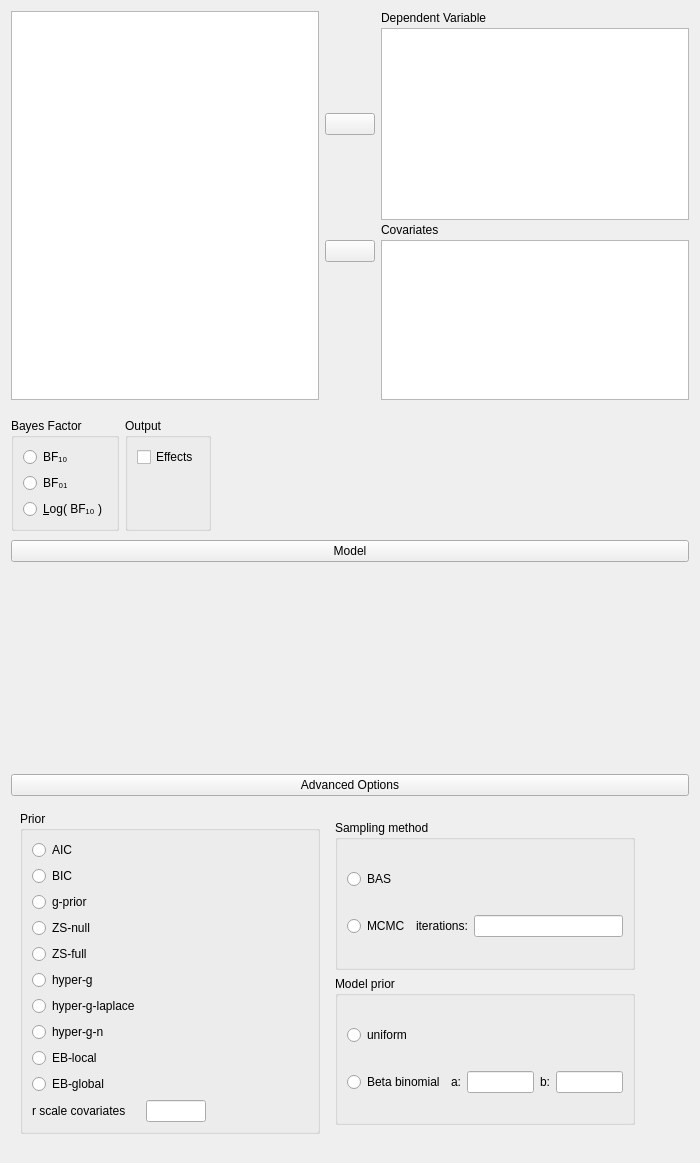
Above: JASP-Desktop/analysisforms/BASRegression/basregressionlinearlinkform.ui from jasp-stats/jasp-desktop before the change. Below: the same form after it.
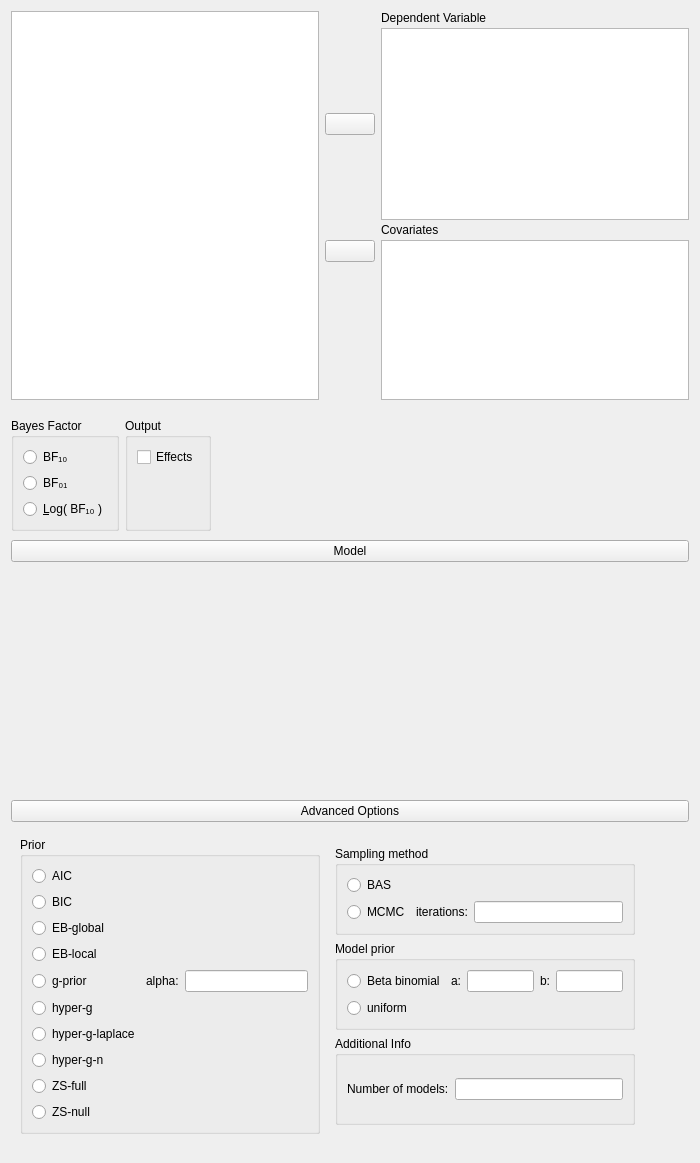
That is the form after the change. Custom widgets are drawn as their Qt base class.

Commit message: updated UI and options for BAS

```diff
--- a/JASP-Desktop/analysisforms/BASRegression/basregressionlinearlinkform.ui
+++ b/JASP-Desktop/analysisforms/BASRegression/basregressionlinearlinkform.ui
@@ -372,18 +372,11 @@
       <property name="rightMargin">
        <number>0</number>
       </property>
-      <item row="0" column="0" rowspan="2" colspan="2">
-       <widget class="ExpanderButton" name="expanderAdvanced">
-        <property name="text">
-         <string>Advanced Options</string>
-        </property>
-       </widget>
-      </item>
       <item row="3" column="0" rowspan="2" colspan="2">
        <widget class="QWidget" name="advancedOptions" native="true">
         <layout class="QGridLayout" name="gridLayout_7">
          <item row="0" column="0">
-          <widget class="GroupBox" name="priorRegressionCoefficients">
+          <widget class="BoundGroupBox" name="priorRegressionCoefficients">
            <property name="maximumSize">
             <size>
              <width>300</width>
@@ -394,56 +387,27 @@
             <string>Prior</string>
            </property>
            <layout class="QGridLayout" name="gridLayout_9">
-            <item row="8" column="0">
-             <widget class="QRadioButton" name="eb_local">
+            <item row="4" column="0">
+             <widget class="QRadioButton" name="g_prior">
               <property name="text">
-               <string>EB-local</string>
+               <string>g-prior</string>
               </property>
              </widget>
             </item>
-            <item row="10" column="1">
-             <widget class="BoundTextBox" name="priorCovariates">
-              <property name="minimumSize">
-               <size>
-                <width>60</width>
-                <height>0</height>
-               </size>
-              </property>
-              <property name="maximumSize">
-               <size>
-                <width>60</width>
-                <height>16777215</height>
-               </size>
-              </property>
-             </widget>
-            </item>
-            <item row="10" column="0">
-             <widget class="QLabel" name="label_5">
-              <property name="text">
-               <string>r scale covariates</string>
-              </property>
-             </widget>
-            </item>
-            <item row="10" column="2">
-             <spacer name="horizontalSpacer">
-              <property name="orientation">
-               <enum>Qt::Horizontal</enum>
-              </property>
-              <property name="sizeHint" stdset="0">
-               <size>
-                <width>293</width>
-                <height>20</height>
-               </size>
-              </property>
-             </spacer>
-            </item>
-            <item row="3" column="0">
+            <item row="9" column="0">
              <widget class="QRadioButton" name="zs_null">
               <property name="text">
                <string>ZS-null</string>
               </property>
              </widget>
             </item>
+            <item row="6" column="0">
+             <widget class="QRadioButton" name="hyper_g_laplace">
+              <property name="text">
+               <string>hyper-g-laplace</string>
+              </property>
+             </widget>
+            </item>
             <item row="7" column="0">
              <widget class="QRadioButton" name="hyper_g_n">
               <property name="text">
@@ -451,38 +415,17 @@
               </property>
              </widget>
             </item>
-            <item row="5" column="0">
-             <widget class="QRadioButton" name="hyper_g">
-              <property name="text">
-               <string>hyper-g</string>
-              </property>
-             </widget>
-            </item>
-            <item row="0" column="0">
-             <widget class="QRadioButton" name="aic">
-              <property name="text">
-               <string>AIC</string>
-              </property>
-             </widget>
-            </item>
-            <item row="9" column="0">
+            <item row="2" column="0">
              <widget class="QRadioButton" name="eb_global">
               <property name="text">
                <string>EB-global</string>
               </property>
              </widget>
             </item>
-            <item row="6" column="0">
-             <widget class="QRadioButton" name="hyper_g_laplace">
+            <item row="3" column="0">
+             <widget class="QRadioButton" name="eb_local">
               <property name="text">
-               <string>hyper-g-laplace</string>
-              </property>
-             </widget>
-            </item>
-            <item row="4" column="0">
-             <widget class="QRadioButton" name="zs_full">
-              <property name="text">
-               <string>ZS-full</string>
+               <string>EB-local</string>
               </property>
              </widget>
             </item>
@@ -493,13 +436,63 @@
               </property>
              </widget>
             </item>
-            <item row="2" column="0">
-             <widget class="QRadioButton" name="g_prior">
+            <item row="0" column="0">
+             <widget class="QRadioButton" name="aic">
               <property name="text">
-               <string>g-prior</string>
+               <string>AIC</string>
               </property>
              </widget>
             </item>
+            <item row="5" column="0">
+             <widget class="QRadioButton" name="hyper_g">
+              <property name="text">
+               <string>hyper-g</string>
+              </property>
+             </widget>
+            </item>
+            <item row="8" column="0">
+             <widget class="QRadioButton" name="zs_full">
+              <property name="text">
+               <string>ZS-full</string>
+              </property>
+             </widget>
+            </item>
+            <item row="8" column="3">
+             <spacer name="horizontalSpacer">
+              <property name="orientation">
+               <enum>Qt::Horizontal</enum>
+              </property>
+              <property name="sizeHint" stdset="0">
+               <size>
+                <width>293</width>
+                <height>20</height>
+               </size>
+              </property>
+             </spacer>
+            </item>
+            <item row="4" column="3">
+             <widget class="BoundTextBox" name="gPriorParameter"/>
+            </item>
+            <item row="4" column="2">
+             <widget class="QLabel" name="label_7">
+              <property name="text">
+               <string>alpha:</string>
+              </property>
+             </widget>
+            </item>
+            <item row="4" column="1">
+             <spacer name="horizontalSpacer_3">
+              <property name="orientation">
+               <enum>Qt::Horizontal</enum>
+              </property>
+              <property name="sizeHint" stdset="0">
+               <size>
+                <width>40</width>
+                <height>20</height>
+               </size>
+              </property>
+             </spacer>
+            </item>
            </layout>
           </widget>
          </item>
@@ -507,7 +500,7 @@
           <widget class="QWidget" name="widget" native="true">
            <layout class="QVBoxLayout" name="verticalLayout">
             <item>
-             <widget class="GroupBox" name="samplingMethod">
+             <widget class="BoundGroupBox" name="samplingMethod">
               <property name="maximumSize">
                <size>
                 <width>300</width>
@@ -546,7 +539,7 @@
              </widget>
             </item>
             <item>
-             <widget class="GroupBox" name="modelprior">
+             <widget class="BoundGroupBox" name="modelPrior">
               <property name="maximumSize">
                <size>
                 <width>300</width>
@@ -564,23 +557,13 @@
                  </property>
                 </widget>
                </item>
-               <item row="0" column="0">
-                <widget class="QRadioButton" name="uniformPrior">
-                 <property name="text">
-                  <string>uniform</string>
-                 </property>
-                </widget>
-               </item>
                <item row="1" column="0">
-                <widget class="QRadioButton" name="betaBinomialPrior">
+                <widget class="QRadioButton" name="betaBinomial">
                  <property name="text">
                   <string>Beta binomial</string>
                  </property>
                 </widget>
                </item>
-               <item row="1" column="2">
-                <widget class="BoundTextBox" name="betaParamA"/>
-               </item>
                <item row="1" column="3">
                 <widget class="QLabel" name="label_6">
                  <property name="text">
@@ -588,8 +571,43 @@
                  </property>
                 </widget>
                </item>
+               <item row="2" column="0">
+                <widget class="QRadioButton" name="uniformPrior">
+                 <property name="text">
+                  <string>uniform</string>
+                 </property>
+                </widget>
+               </item>
                <item row="1" column="4">
-                <widget class="BoundTextBox" name="betaParamB"/>
+                <widget class="BoundTextBox" name="betaBinomialParamB"/>
+               </item>
+               <item row="1" column="2">
+                <widget class="BoundTextBox" name="betaBinomialParamA"/>
+               </item>
+              </layout>
+             </widget>
+            </item>
+            <item>
+             <widget class="BoundGroupBox" name="modelPrior_2">
+              <property name="maximumSize">
+               <size>
+                <width>300</width>
+                <height>16777215</height>
+               </size>
+              </property>
+              <property name="title">
+               <string>Additional Info</string>
+              </property>
+              <layout class="QGridLayout" name="gridLayout_14">
+               <item row="1" column="0">
+                <widget class="QLabel" name="label_5">
+                 <property name="text">
+                  <string>Number of models:</string>
+                 </property>
+                </widget>
+               </item>
+               <item row="1" column="1">
+                <widget class="BoundTextBox" name="numberOfModels"/>
                </item>
               </layout>
              </widget>
@@ -600,6 +618,13 @@
         </layout>
        </widget>
       </item>
+      <item row="0" column="0" rowspan="2" colspan="2">
+       <widget class="ExpanderButton" name="expanderAdvanced">
+        <property name="text">
+         <string>Advanced Options</string>
+        </property>
+       </widget>
+      </item>
      </layout>
     </widget>
    </item>
```
The commit also changes 5 other files.
